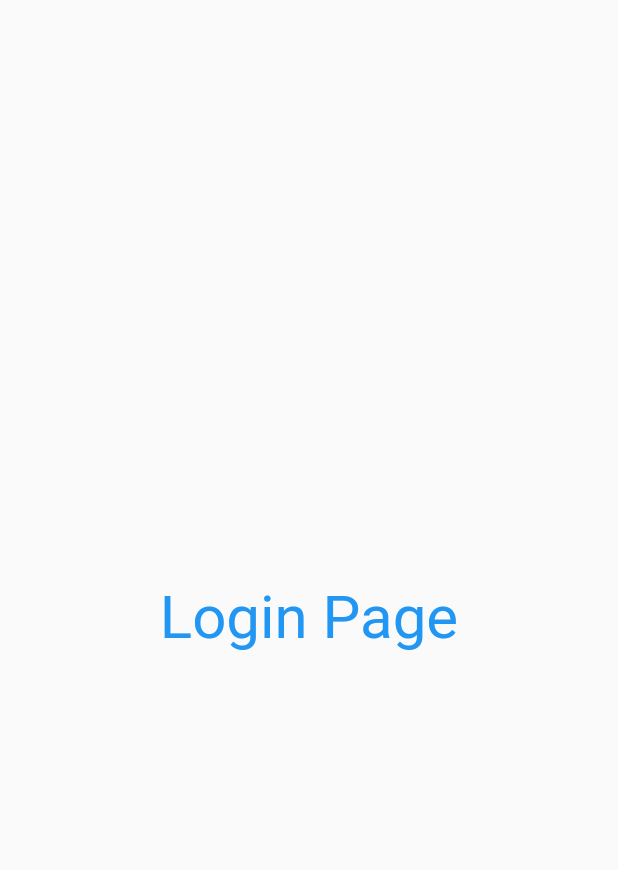
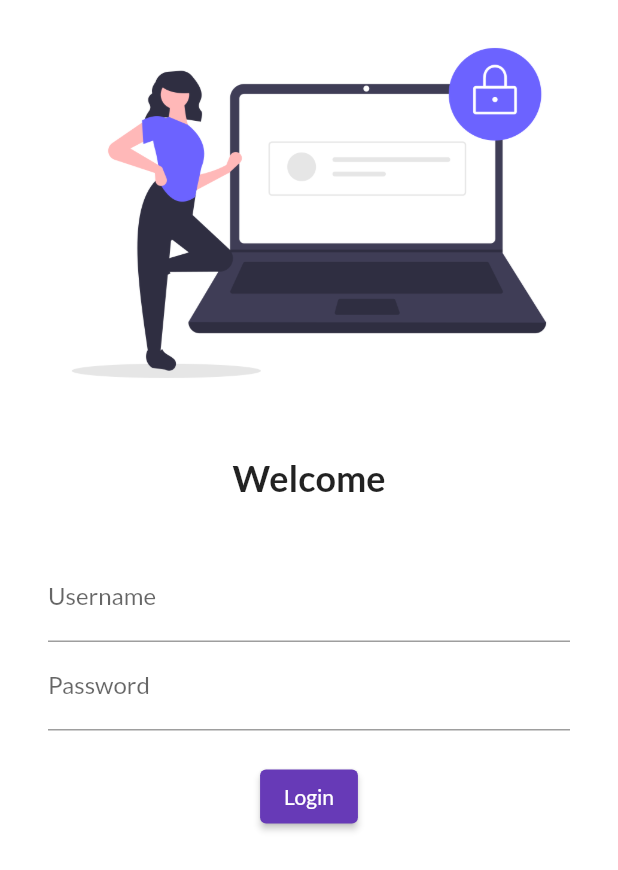
Before and after one commit to BhupendraBachhav/30DaysofFlutter, a Flutter app: the screen it shows after launch, on a phone screen of 412 x 824 dp. Shown: the top 870 px of the screen. Run offline on Flutter 3.47's test engine with Material 2 defaults, Android fonts, the phone set to English and light mode, and no system bars; our stand-ins replace google_fonts.

Commit message:
Day 4 completed

```diff
--- a/lib/main.dart
+++ b/lib/main.dart
@@ -1,6 +1,8 @@
 import 'package:flutter/material.dart';
 import 'package:flutter_catelog/pages/home.dart';
 import 'package:flutter_catelog/pages/login_page.dart';
+import 'package:google_fonts/google_fonts.dart';
+
 
 void main() {
   runApp(MyApp());
@@ -13,10 +15,13 @@ class MyApp extends StatelessWidget {
   Widget build(BuildContext context) {
     bringVegetable();
     return MaterialApp(
-
       themeMode: ThemeMode.light,
       // this is for light theme
-      theme: ThemeData(primarySwatch: Colors.deepPurple),
+      theme: ThemeData(
+        primarySwatch: Colors.deepPurple,
+        fontFamily: GoogleFonts.lato().fontFamily
+
+      ),
       // this is for dart theme
       darkTheme: ThemeData(
         brightness: Brightness.dark,
@@ -24,7 +29,7 @@ class MyApp extends StatelessWidget {
 
       routes: {
         "/": (context) => LoginPage(),
-        "/home":(context) => HomePage(),
+        "/home": (context) => HomePage(),
         "/login": (context) => LoginPage()
       },
     );
--- a/lib/pages/login_page.dart
+++ b/lib/pages/login_page.dart
@@ -6,12 +6,52 @@ class LoginPage extends StatelessWidget {
   @override
   Widget build(BuildContext context) {
     return Material(
-      child: Center(
-        child: Text("Login Page",style: TextStyle(
-          fontSize: 40,
-          color: Colors.blue,
-        ),),
-      ),
-    );
+        color: Colors.white,
+        child: Column(
+          children: [
+            Image.asset(
+              "assets/images/login_img.png",
+              fit: BoxFit.cover,
+            ),
+            const SizedBox(
+              height: 20.0,
+            ),
+            const Text(
+              "Welcome",
+              style: TextStyle(fontSize: 24, fontWeight: FontWeight.bold),
+            ),
+            const SizedBox(
+              height: 20.0,
+            ),
+            Padding(
+              padding:
+                  const EdgeInsets.symmetric(vertical: 16.0, horizontal: 32.0),
+              child: Column(
+                children: [
+                  TextFormField(
+                    decoration: const InputDecoration(
+                      hintText: "Enter your name",
+                      labelText: "Username",
+                    ),
+                  ),
+                  TextFormField(
+                    obscureText: true,
+                    decoration: const InputDecoration(
+                        hintText: "Enter password", labelText: "Password"),
+                  ),
+                  const SizedBox(
+                    height: 20.0,
+                  ),
+                  ElevatedButton(
+                    onPressed: () {
+                      print("Bhupendra");
+                    },
+                    child: const Text("Login"),
+                  )
+                ],
+              ),
+            )
+          ],
+        ));
   }
 }
```
Also changed, not shown: pubspec.yaml (+5 -6 lines), assets/images/login_img.png (added), pubspec.lock, 1 other file.
